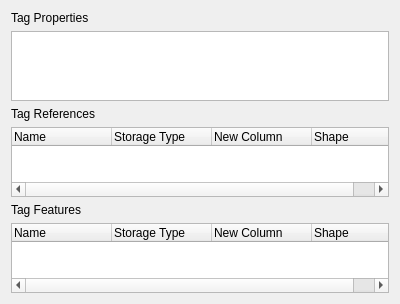
Before: the Qt Designer form InfoWidget/TagPanel.ui in bendalab/NixView, drawn with Qt 5.
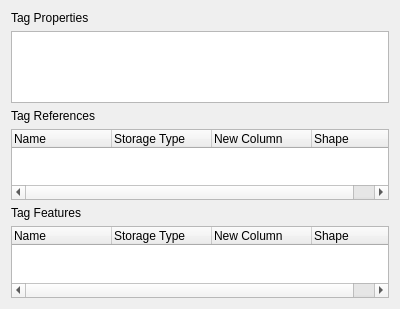
After: the same form once the commit is applied.

The edit to the form file:
```diff
--- a/InfoWidget/TagPanel.ui
+++ b/InfoWidget/TagPanel.ui
@@ -7,7 +7,7 @@
     <x>0</x>
     <y>0</y>
     <width>400</width>
-    <height>300</height>
+    <height>309</height>
    </rect>
   </property>
   <property name="sizePolicy">
```
Left out of the diff: 2 changed lines with no effect on the pictures.
